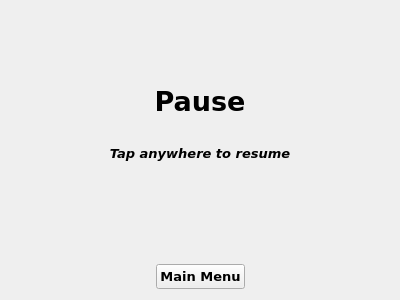
Above: src/game/pausepage.ui from VKuzia/cat-circus before the change. Below: the same form after it.
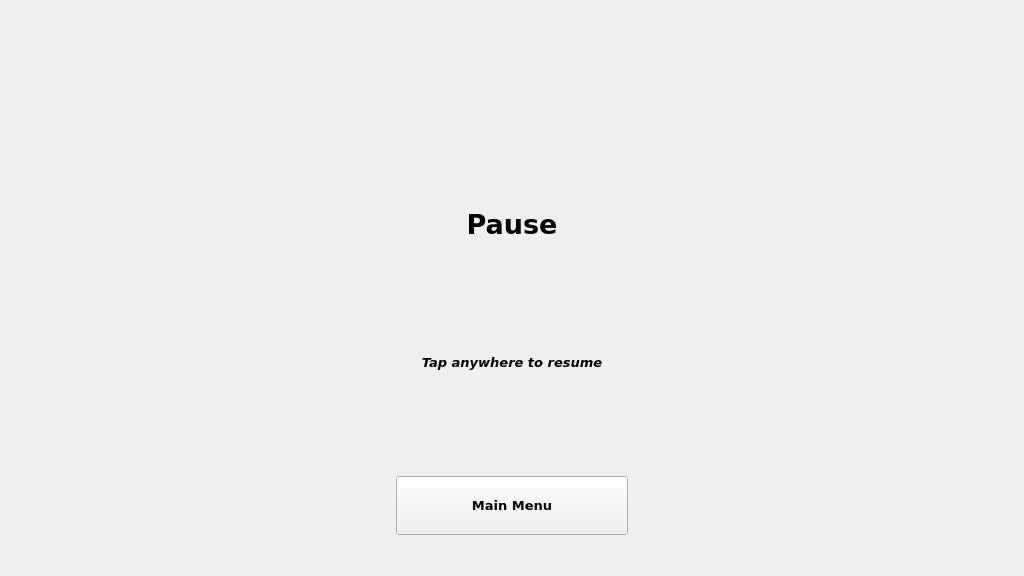
That is the form after the change. Custom widgets are drawn as their Qt base class.

Patch:
```diff
--- a/src/game/pausepage.ui
+++ b/src/game/pausepage.ui
@@ -6,14 +6,17 @@
    <rect>
     <x>0</x>
     <y>0</y>
-    <width>400</width>
-    <height>300</height>
+    <width>1024</width>
+    <height>576</height>
    </rect>
   </property>
   <property name="windowTitle">
    <string>Form</string>
   </property>
-  <layout class="QVBoxLayout" name="verticalLayout_2" stretch="2,2,1,3,2">
+  <layout class="QVBoxLayout" name="verticalLayout_2" stretch="8,10,6,9">
+   <property name="sizeConstraint">
+    <enum>QLayout::SetDefaultConstraint</enum>
+   </property>
    <item>
     <spacer name="verticalSpacer_2">
      <property name="orientation">
@@ -65,6 +68,11 @@
     </widget>
    </item>
    <item>
+    <layout class="QVBoxLayout" name="verticalLayout" stretch="2,2,1">
+     <property name="sizeConstraint">
+      <enum>QLayout::SetDefaultConstraint</enum>
+     </property>
+     <item>
     <spacer name="verticalSpacer">
      <property name="orientation">
       <enum>Qt::Vertical</enum>
@@ -78,7 +86,13 @@
     </spacer>
    </item>
    <item>
-    <layout class="QHBoxLayout" name="horizontalLayout" stretch="2,1,2">
+      <layout class="QHBoxLayout" name="horizontalLayout" stretch="5,3,5">
+       <property name="spacing">
+        <number>0</number>
+       </property>
+       <property name="sizeConstraint">
+        <enum>QLayout::SetDefaultConstraint</enum>
+       </property>
      <item>
       <spacer name="horizontalSpacer">
        <property name="orientation">
@@ -93,7 +107,13 @@
       </spacer>
      </item>
      <item>
-      <widget class="QPushButton" name="ui_main_menu_button_">
+        <widget class="Button" name="ui_main_menu_button_">
+         <property name="sizePolicy">
+          <sizepolicy hsizetype="Expanding" vsizetype="Expanding">
+           <horstretch>0</horstretch>
+           <verstretch>0</verstretch>
+          </sizepolicy>
+         </property>
        <property name="font">
         <font>
          <family>Verdana</family>
@@ -122,8 +142,30 @@
      </item>
     </layout>
    </item>
+     <item>
+      <spacer name="verticalSpacer_3">
+       <property name="orientation">
+        <enum>Qt::Vertical</enum>
+       </property>
+       <property name="sizeHint" stdset="0">
+        <size>
+         <width>20</width>
+         <height>40</height>
+        </size>
+       </property>
+      </spacer>
+     </item>
+    </layout>
+   </item>
   </layout>
  </widget>
+ <customwidgets>
+  <customwidget>
+   <class>Button</class>
+   <extends>QPushButton</extends>
+   <header>src/menu/button.h</header>
+  </customwidget>
+ </customwidgets>
  <resources/>
  <connections>
   <connection>
```
Lines whose indentation alone changed are shown as unchanged.
